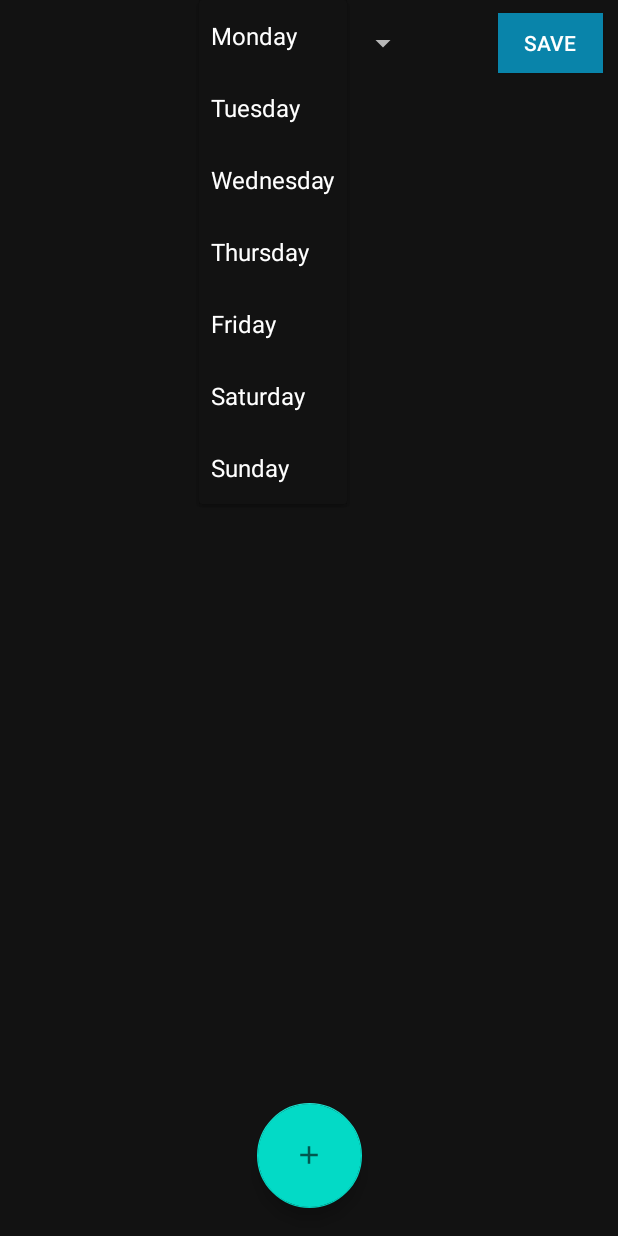
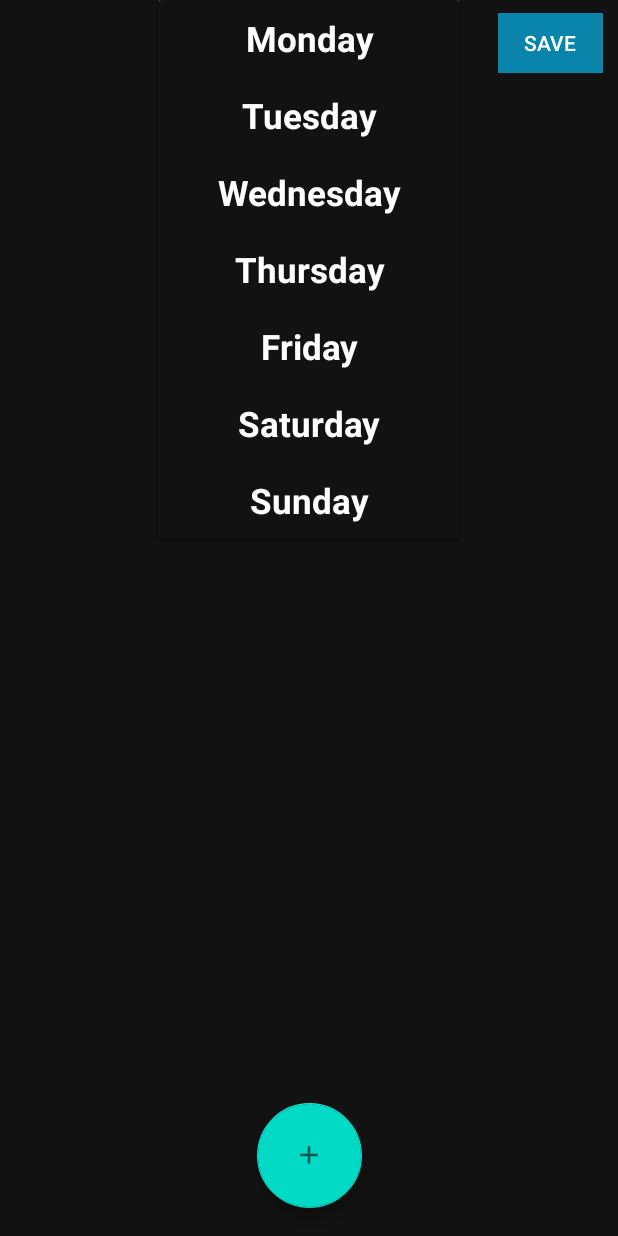
Before and after one commit to viethphamvn/focusproject, an Android app: the RoutineEditActivity screen opened directly, with no data from a screen before it, after a tap on "Monday", on a phone screen of 412 x 824 dp. Run offline under Robolectric (Android 15) with nearby library versions, the phone set to English and light mode, and no system bars.

Commit message:
Enhance UI

```diff
--- a/app/src/main/java/com/example/focusproject/RoutineEditActivity.kt
+++ b/app/src/main/java/com/example/focusproject/RoutineEditActivity.kt
@@ -6,6 +6,7 @@ import android.view.View
 import android.widget.AdapterView
 import android.widget.ArrayAdapter
 import android.widget.Spinner
+import android.widget.SpinnerAdapter
 
 class RoutineEditActivity : AppCompatActivity() {
 
@@ -18,7 +19,7 @@ class RoutineEditActivity : AppCompatActivity() {
         dateSpinner = findViewById(R.id.date_spinner)
         //Set up options for Spinner
         val options = arrayOf("Monday","Tuesday","Wednesday","Thursday","Friday","Saturday","Sunday")
-        dateSpinner.adapter = ArrayAdapter<String>(this, R.layout.support_simple_spinner_dropdown_item, options)
+        dateSpinner.adapter = ArrayAdapter<String>(this, R.layout.center_textview_for_spinner, options)
         //TODO Center the options https://stackoverflow.com/questions/7511049/set-view-text-align-at-center-in-spinner-in-android
 
         //TODO Set spinner first option to be the passed in date
--- a/app/src/main/res/layout/activity_routine_edit.xml
+++ b/app/src/main/res/layout/activity_routine_edit.xml
@@ -18,7 +18,8 @@
             android:id="@+id/date_spinner"
             android:layout_width="wrap_content"
             android:layout_height="match_parent"
-            android:layout_gravity="center_horizontal|center_vertical"/>
+            android:layout_gravity="center_horizontal|center_vertical"
+            android:background="@color/darkgrey"/>
 
         <androidx.appcompat.widget.AppCompatButton
             android:layout_width="70dp"
--- /dev/null
+++ b/app/src/main/res/layout/center_textview_for_spinner.xml
@@ -0,0 +1,16 @@
+<?xml version="1.0" encoding="utf-8"?>
+<TextView
+    xmlns:android="http://schemas.android.com/apk/res/android"
+    android:id="@+id/textView1"
+    android:layout_width="200dp"
+    android:layout_height="wrap_content"
+    android:padding="10dp"
+    android:layout_centerHorizontal="true"
+    android:layout_centerVertical="true"
+    android:textColor="#FFFFFF"
+    android:textSize="23sp"
+    android:textStyle="bold"
+    android:text="Hello"
+    android:textAlignment="gravity"
+    android:gravity="center"
+    />
```
